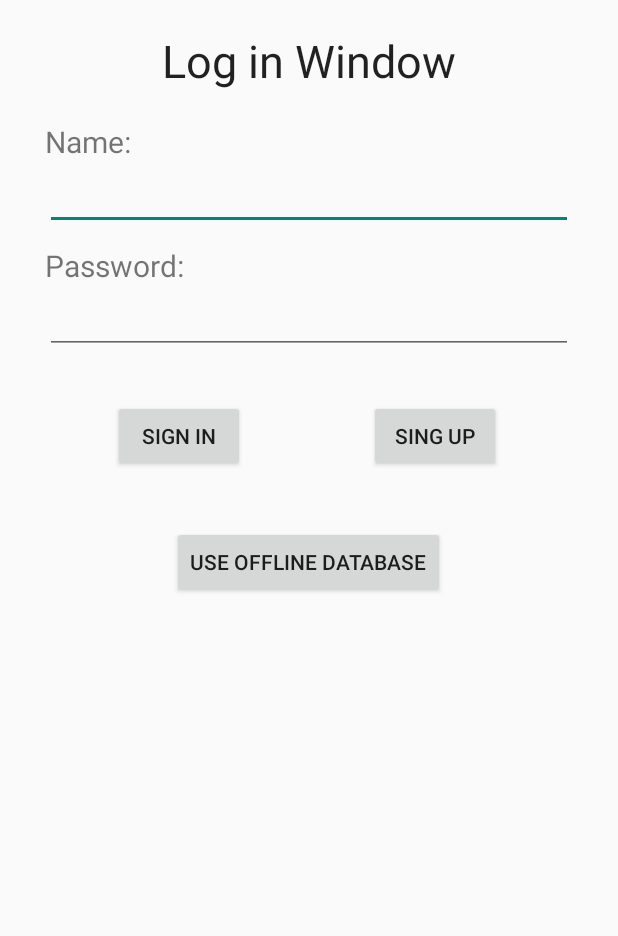
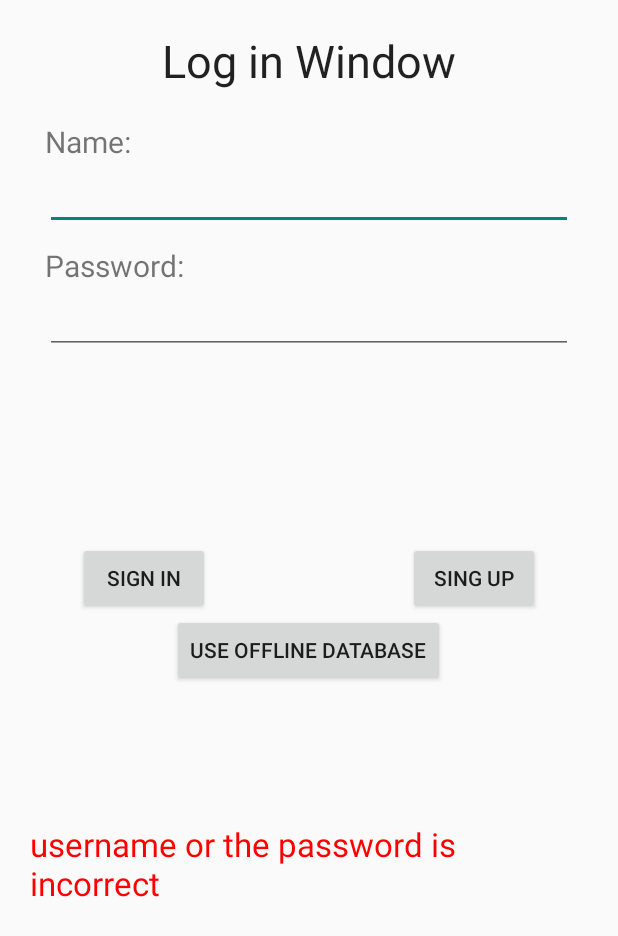
Before and after one commit to hamlakshan/RNHLocator, an Android app: the LoginWindowActivity screen opened directly, with no data from a screen before it, after a tap on "SIGN IN", on a phone screen of 412 x 824 dp. Shown: the top 936 px of the screen. Run offline under Robolectric (Android 15) with nearby library versions, the phone set to English and light mode, and no system bars; 2 statements that could not run were skipped.

Commit message:
this module is working so fine

```diff
--- a/app/src/main/java/com/example/manoj/rnhlocator/LoginWindowActivity.java
+++ b/app/src/main/java/com/example/manoj/rnhlocator/LoginWindowActivity.java
@@ -25,25 +25,26 @@ import java.util.List;
 
 public class LoginWindowActivity extends Activity {
 
+    //button definition
     Button authenticate;
     Button signup;
     Button toStandaloneApp;
-
+    //edit text field definition
     EditText username;
     EditText password;
-
+    //text field definiton
     TextView message;
-
+    //used to encrypt the passwords
     private static MessageDigest md;
 
     // Progress Dialog
     private ProgressDialog pDialog;
 
-    // Creating JSON Parser object
+    // Creating JSON Parser object to make JSON communications
     JSONParser jParser = new JSONParser();
-
+    //the link to the relevant php file in the web host
     private static String url_authenticate = "http://www.rnhlocator.site88.net/validate_user.php";
-
+    //the TAGs used commonly in the code
     private static final String TAG_SUCCESS = "success";
     private static final String TAG_ID = "user_id";
     private static final String TAG_LOG = "myview";
@@ -53,7 +54,7 @@ public class LoginWindowActivity extends Activity {
         super.onCreate(savedInstanceState);
         setContentView(R.layout.login_window);
 
-        //button definition
+        //button innitialization
         authenticate = (Button) findViewById(R.id.btnAuthenticate);
         signup = (Button) findViewById(R.id.btnCloudSignup);
         toStandaloneApp = (Button) findViewById(R.id.btnToSandalondeApp);
@@ -62,7 +63,7 @@ public class LoginWindowActivity extends Activity {
         password = (EditText) findViewById(R.id.password);
 
         message = (TextView) findViewById(R.id.error_message);
-
+        //on button click
         authenticate.setOnClickListener(new View.OnClickListener() {
             @Override
             public void onClick(View v) {
@@ -71,7 +72,7 @@ public class LoginWindowActivity extends Activity {
                 new AuthenticateUser().execute();
             }
         });
-
+        //on button click
         signup.setOnClickListener(new View.OnClickListener() {
             @Override
             public void onClick(View v) {
@@ -79,7 +80,7 @@ public class LoginWindowActivity extends Activity {
                 startActivity(signupwindow);
             }
         });
-
+        //on button click
         toStandaloneApp.setOnClickListener(new View.OnClickListener() {
             @Override
             public void onClick(View v) {
@@ -106,17 +107,18 @@ public class LoginWindowActivity extends Activity {
             }
             return sb.toString();
         } catch (NoSuchAlgorithmException ex) {
+            Log.d(TAG_LOG, "error encrypting the password");
             // Logger.getLogger(CryptWithMD5.class.getName()).log(Level.SEVERE, null, ex);
         }
         return null;
     }
 
-    public void clear(){
-        // Toast toast = Toast.makeText(getApplicationContext(), "username or the password is incorrect", Toast.LENGTH_SHORT);
-        //  toast.show();
+    public void clear() {
+        Toast toast = Toast.makeText(getApplicationContext(), "username or the password is incorrect", Toast.LENGTH_SHORT);
+        toast.show();
         message.setText("username or the password is incorrect");
-        // username.setText("");
-        // password.setText("");
+        username.setText("");
+        password.setText("");
     }
 
     //this inner class is used to validate the user and log in to the account
@@ -125,6 +127,8 @@ public class LoginWindowActivity extends Activity {
         /**
          * Before starting background thread Show Progress Dialog
          */
+        int success;
+
         @Override
         protected void onPreExecute() {
             super.onPreExecute();
@@ -148,7 +152,7 @@ public class LoginWindowActivity extends Activity {
             List<NameValuePair> params = new ArrayList<NameValuePair>();
             params.add(new BasicNameValuePair("user_name", name));
             params.add(new BasicNameValuePair("password", pwd));
-
+            //output to get understanding of the process
             Log.d(TAG_LOG, "user name and pwd " + name + "  " + pwd);
             // getting JSON string from URL
             JSONObject json = jParser.makeHttpRequest(url_authenticate, "POST", params);
@@ -158,21 +162,23 @@ public class LoginWindowActivity extends Activity {
 
             try {
                 // Checking for SUCCESS TAG
-                int success = json.getInt(TAG_SUCCESS);
-                String id=json.getString(TAG_ID);
+                success = json.getInt(TAG_SUCCESS);
 
                 if (success == 1) {
+
+                    String id = json.getString(TAG_ID);
                     //if user name and password are correct the window cloud access will be opened
                     Intent cloudWindow = new Intent(getApplicationContext(), CloudDatabaseActivity.class);
-                    cloudWindow.putExtra("id",id);
+                    cloudWindow.putExtra("id", id);
                     startActivity(cloudWindow);
-                   // finish();
+                    // finish();
 
-                } else {
+                } else if (success == 0) {
+                    //if the system fails to authenticate
                     Log.d(TAG_LOG, "error username or pwd");
-                    //clear();
                 }
             } catch (JSONException e) {
+                Log.d(TAG_LOG, "exception occured");
                 e.printStackTrace();
             }
 
@@ -186,6 +192,8 @@ public class LoginWindowActivity extends Activity {
         protected void onPostExecute(String file_url) {
             // dismiss the dialog once done
             pDialog.dismiss();
+            if (success == 0)
+                clear();
         }
 
     }
--- a/app/src/main/res/layout/login_window.xml
+++ b/app/src/main/res/layout/login_window.xml
@@ -1,8 +1,9 @@
 <LinearLayout xmlns:android="http://schemas.android.com/apk/res/android"
     android:layout_width="match_parent"
     android:layout_height="match_parent"
+    android:layout_margin="20dp"
     android:orientation="vertical"
-    android:layout_margin="20dp">
+    android:weightSum="1">
 
     <TextView
         android:id="@+id/textView"
@@ -14,11 +15,11 @@
         android:textSize="30dp" />
 
     <LinearLayout
-        android:orientation="vertical"
         android:layout_width="match_parent"
         android:layout_height="wrap_content"
         android:layout_gravity="center_horizontal"
         android:layout_marginTop="10dp"
+        android:orientation="vertical"
         android:padding="10dp">
 
         <TextView
@@ -38,6 +39,7 @@
             android:layout_height="wrap_content"
             android:text="Password: "
             android:textSize="20dp" />
+
         <EditText
             android:id="@+id/password"
             android:layout_width="match_parent"
@@ -48,57 +50,56 @@
     </LinearLayout>
 
 
-
-
-
     <RelativeLayout
         android:layout_width="match_parent"
         android:layout_height="89dp"
-        android:layout_gravity="center_horizontal">
+        android:layout_gravity="center_horizontal"
+        android:layout_weight="0.61">
 
         <Button
             android:id="@+id/btnAuthenticate"
             android:layout_width="wrap_content"
             android:layout_height="wrap_content"
-            android:layout_gravity="center_horizontal"
-            android:text="Sign In"
-            android:layout_centerVertical="true"
+            android:layout_above="@+id/btnToSandalondeApp"
             android:layout_alignParentLeft="true"
             android:layout_alignParentStart="true"
-            android:layout_marginLeft="55dp"
-            android:layout_marginStart="55dp" />
+            android:layout_gravity="center_horizontal"
+            android:layout_marginLeft="32dp"
+            android:layout_marginStart="32dp"
+            android:text="Sign In" />
+
         <Button
             android:id="@+id/btnCloudSignup"
             android:layout_width="wrap_content"
             android:layout_height="wrap_content"
+            android:layout_above="@+id/btnToSandalondeApp"
+            android:layout_alignParentEnd="true"
+            android:layout_alignParentRight="true"
             android:layout_gravity="center_horizontal"
-            android:text="Sing Up"
-            android:layout_alignTop="@+id/btnAuthenticate"
-            android:layout_alignParentRight="true"
-            android:layout_alignParentEnd="true"
-            android:layout_marginRight="58dp"
-            android:layout_marginEnd="58dp" />
+            android:layout_marginEnd="32dp"
+            android:layout_marginRight="32dp"
+            android:text="Sing Up" />
 
         <TextView
+            android:id="@+id/error_message"
             android:layout_width="wrap_content"
             android:layout_height="wrap_content"
+            android:layout_alignParentBottom="true"
+            android:layout_centerHorizontal="true"
+            android:layout_marginBottom="17dp"
+            android:text="             "
             android:textAppearance="?android:attr/textAppearanceLarge"
-            android:text=""
-            android:id="@+id/error_message"
-            android:textColor="#ff0000"
-            android:layout_alignParentBottom="true"
-            android:layout_centerHorizontal="true" />
-    </RelativeLayout>
-
-
+            android:textColor="#ff0000" />
 
         <Button
             android:id="@+id/btnToSandalondeApp"
             android:layout_width="wrap_content"
             android:layout_height="wrap_content"
+            android:layout_centerHorizontal="true"
+            android:layout_centerVertical="true"
             android:layout_gravity="center_horizontal"
-        android:layout_marginTop="15dip"
             android:text="Use offline database" />
+    </RelativeLayout>
 
 
 </LinearLayout>
--- a/app/src/main/res/values/strings.xml
+++ b/app/src/main/res/values/strings.xml
@@ -20,4 +20,6 @@
     <string name="title_activity_cloud_sign_up">CloudSignUpActivity</string>
     <string name="title_activity_update_location">UpdateLocationActivity</string>
     <string name="title_activity_view_cloud_in_map">ViewCloudInMapActivity</string>
+    <string name="title_activity_view_location_comments">ViewLocationCommentsActivity</string>
+    <string name="title_activity_quick_cloud_map_search">QuickCloudMapSearchActivity</string>
 </resources>
```
Also changed, not shown: app/src/main/AndroidManifest.xml (+8 -0 lines), app/src/main/java/com/example/manoj/rnhlocator/CloudDatabaseActivity.java (+20 -7 lines), app/src/main/java/com/example/manoj/rnhlocator/MainActivity.java (+9 -4 lines), app/src/main/java/com/example/manoj/rnhlocator/QuickSearchActivity.java (+47 -8 lines), app/src/main/java/com/example/manoj/rnhlocator/ViewCloudLocationsActivity.java (+15 -11 lines). Lines whose indentation alone changed are shown as unchanged.
